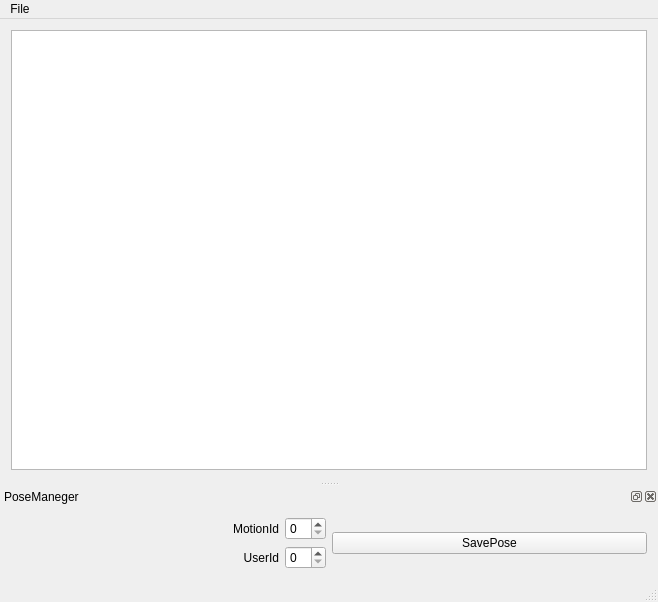
Before: the Qt Designer form src/RDP/MotionCapture/MotionCapture.ui in DaikiMaekawa/RoboticsProject, drawn with Qt 5.
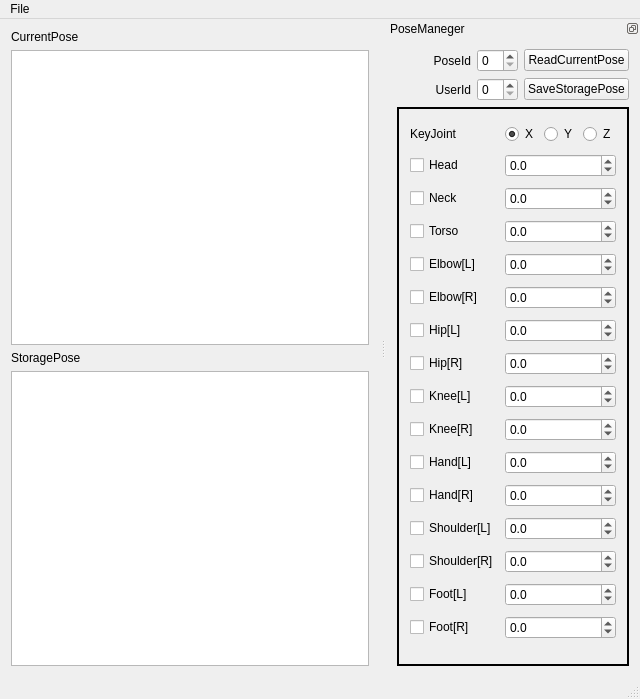
After: the same form once the commit is applied.

Commit message: MotionCapture corresponds to the 3D

The edit to the form file:
```diff
--- a/src/RDP/MotionCapture/MotionCapture.ui
+++ b/src/RDP/MotionCapture/MotionCapture.ui
@@ -6,8 +6,8 @@
    <rect>
     <x>0</x>
     <y>0</y>
-    <width>658</width>
-    <height>602</height>
+    <width>640</width>
+    <height>699</height>
    </rect>
   </property>
   <property name="windowTitle">
@@ -16,7 +16,24 @@
   <widget class="QWidget" name="centralWidget">
    <layout class="QGridLayout" name="gridLayout">
     <item row="0" column="0">
-     <widget class="QGraphicsView" name="graphicsView"/>
+     <widget class="QLabel" name="label_18">
+      <property name="text">
+       <string>CurrentPose</string>
+      </property>
+     </widget>
+    </item>
+    <item row="1" column="0">
+     <widget class="QGraphicsView" name="graphicsCurrent"/>
+    </item>
+    <item row="3" column="0">
+     <widget class="QGraphicsView" name="graphicsStorage"/>
+    </item>
+    <item row="2" column="0">
+     <widget class="QLabel" name="label_19">
+      <property name="text">
+       <string>StoragePose</string>
+      </property>
+     </widget>
     </item>
    </layout>
   </widget>
@@ -25,7 +42,7 @@
     <rect>
      <x>0</x>
      <y>0</y>
-     <width>658</width>
+     <width>640</width>
      <height>25</height>
     </rect>
    </property>
@@ -49,20 +66,26 @@
    <property name="styleSheet">
     <string notr="true"/>
    </property>
+   <property name="features">
+    <set>QDockWidget::DockWidgetFloatable|QDockWidget::DockWidgetMovable</set>
+   </property>
+   <property name="allowedAreas">
+    <set>Qt::AllDockWidgetAreas</set>
+   </property>
    <property name="windowTitle">
     <string>PoseManeger</string>
    </property>
    <attribute name="dockWidgetArea">
-    <number>8</number>
+    <number>2</number>
    </attribute>
    <widget class="QWidget" name="dockWidgetContents">
     <layout class="QGridLayout" name="gridLayout_2">
-     <item row="2" column="0">
+     <item row="0" column="1">
       <layout class="QGridLayout" name="gridLayout_3">
        <item row="0" column="0">
         <widget class="QLabel" name="label">
          <property name="text">
-          <string>MotionId</string>
+          <string>PoseId</string>
          </property>
          <property name="alignment">
           <set>Qt::AlignRight|Qt::AlignTrailing|Qt::AlignVCenter</set>
@@ -92,13 +115,388 @@
        <item row="1" column="1">
         <widget class="QSpinBox" name="spinUserId"/>
        </item>
+       <item row="0" column="2">
+        <widget class="QPushButton" name="pushReadPose">
+         <property name="text">
+          <string>ReadCurrentPose</string>
+         </property>
+        </widget>
+       </item>
+       <item row="1" column="2">
+        <widget class="QPushButton" name="pushSavePose">
+         <property name="text">
+          <string>SaveStoragePose</string>
+         </property>
+        </widget>
+       </item>
       </layout>
      </item>
-     <item row="2" column="1">
-      <widget class="QPushButton" name="pushSavePose">
-       <property name="text">
-        <string>SavePose</string>
+     <item row="5" column="1">
+      <widget class="QFrame" name="frame">
+       <property name="frameShape">
+        <enum>QFrame::WinPanel</enum>
        </property>
+       <property name="frameShadow">
+        <enum>QFrame::Plain</enum>
+       </property>
+       <layout class="QGridLayout" name="gridLayout_5">
+        <item row="8" column="1">
+         <widget class="QDoubleSpinBox" name="spinHipR">
+          <property name="decimals">
+           <number>1</number>
+          </property>
+          <property name="minimum">
+           <double>-1000.000000000000000</double>
+          </property>
+          <property name="maximum">
+           <double>1000.000000000000000</double>
+          </property>
+         </widget>
+        </item>
+        <item row="12" column="1">
+         <widget class="QDoubleSpinBox" name="spinHandR">
+          <property name="decimals">
+           <number>1</number>
+          </property>
+          <property name="minimum">
+           <double>-1000.000000000000000</double>
+          </property>
+          <property name="maximum">
+           <double>1000.000000000000000</double>
+          </property>
+         </widget>
+        </item>
+        <item row="13" column="1">
+         <widget class="QDoubleSpinBox" name="spinShoulderL">
+          <property name="decimals">
+           <number>1</number>
+          </property>
+          <property name="minimum">
+           <double>-1000.000000000000000</double>
+          </property>
+          <property name="maximum">
+           <double>1000.000000000000000</double>
+          </property>
+         </widget>
+        </item>
+        <item row="3" column="1">
+         <widget class="QDoubleSpinBox" name="spinNeck">
+          <property name="decimals">
+           <number>1</number>
+          </property>
+          <property name="minimum">
+           <double>-1000.000000000000000</double>
+          </property>
+          <property name="maximum">
+           <double>1000.000000000000000</double>
+          </property>
+         </widget>
+        </item>
+        <item row="9" column="1">
+         <widget class="QDoubleSpinBox" name="spinKneeL">
+          <property name="decimals">
+           <number>1</number>
+          </property>
+          <property name="minimum">
+           <double>-1000.000000000000000</double>
+          </property>
+          <property name="maximum">
+           <double>1000.000000000000000</double>
+          </property>
+         </widget>
+        </item>
+        <item row="7" column="1">
+         <widget class="QDoubleSpinBox" name="spinHipL">
+          <property name="decimals">
+           <number>1</number>
+          </property>
+          <property name="minimum">
+           <double>-1000.000000000000000</double>
+          </property>
+          <property name="maximum">
+           <double>1000.000000000000000</double>
+          </property>
+         </widget>
+        </item>
+        <item row="2" column="1">
+         <widget class="QDoubleSpinBox" name="spinHead">
+          <property name="sizePolicy">
+           <sizepolicy hsizetype="Minimum" vsizetype="Fixed">
+            <horstretch>0</horstretch>
+            <verstretch>0</verstretch>
+           </sizepolicy>
+          </property>
+          <property name="decimals">
+           <number>1</number>
+          </property>
+          <property name="minimum">
+           <double>-1000.000000000000000</double>
+          </property>
+          <property name="maximum">
+           <double>1000.000000000000000</double>
+          </property>
+         </widget>
+        </item>
+        <item row="12" column="0">
+         <widget class="QCheckBox" name="checkHandR">
+          <property name="text">
+           <string>Hand[R]</string>
+          </property>
+         </widget>
+        </item>
+        <item row="11" column="1">
+         <widget class="QDoubleSpinBox" name="spinHandL">
+          <property name="decimals">
+           <number>1</number>
+          </property>
+          <property name="minimum">
+           <double>-1000.000000000000000</double>
+          </property>
+          <property name="maximum">
+           <double>1000.000000000000000</double>
+          </property>
+         </widget>
+        </item>
+        <item row="6" column="1">
+         <widget class="QDoubleSpinBox" name="spinElbowR">
+          <property name="decimals">
+           <number>1</number>
+          </property>
+          <property name="minimum">
+           <double>-1000.000000000000000</double>
+          </property>
+          <property name="maximum">
+           <double>1000.000000000000000</double>
+          </property>
+         </widget>
+        </item>
+        <item row="10" column="1">
+         <widget class="QDoubleSpinBox" name="spinKneeR">
+          <property name="decimals">
+           <number>1</number>
+          </property>
+          <property name="minimum">
+           <double>-1000.000000000000000</double>
+          </property>
+          <property name="maximum">
+           <double>1000.000000000000000</double>
+          </property>
+         </widget>
+        </item>
+        <item row="16" column="1">
+         <widget class="QDoubleSpinBox" name="spinFootR">
+          <property name="decimals">
+           <number>1</number>
+          </property>
+          <property name="minimum">
+           <double>-1000.000000000000000</double>
+          </property>
+          <property name="maximum">
+           <double>1000.000000000000000</double>
+          </property>
+         </widget>
+        </item>
+        <item row="4" column="1">
+         <widget class="QDoubleSpinBox" name="spinTorso">
+          <property name="decimals">
+           <number>1</number>
+          </property>
+          <property name="minimum">
+           <double>-1000.000000000000000</double>
+          </property>
+          <property name="maximum">
+           <double>1000.000000000000000</double>
+          </property>
+         </widget>
+        </item>
+        <item row="15" column="1">
+         <widget class="QDoubleSpinBox" name="spinFootL">
+          <property name="decimals">
+           <number>1</number>
+          </property>
+          <property name="minimum">
+           <double>-1000.000000000000000</double>
+          </property>
+          <property name="maximum">
+           <double>1000.000000000000000</double>
+          </property>
+         </widget>
+        </item>
+        <item row="5" column="1">
+         <widget class="QDoubleSpinBox" name="spinElbowL">
+          <property name="decimals">
+           <number>1</number>
+          </property>
+          <property name="minimum">
+           <double>-1000.000000000000000</double>
+          </property>
+          <property name="maximum">
+           <double>1000.000000000000000</double>
+          </property>
+         </widget>
+        </item>
+        <item row="14" column="1">
+         <widget class="QDoubleSpinBox" name="spinShoulderR">
+          <property name="decimals">
+           <number>1</number>
+          </property>
+          <property name="minimum">
+           <double>-1000.000000000000000</double>
+          </property>
+          <property name="maximum">
+           <double>1000.000000000000000</double>
+          </property>
+         </widget>
+        </item>
+        <item row="11" column="0">
+         <widget class="QCheckBox" name="checkHandL">
+          <property name="text">
+           <string>Hand[L]</string>
+          </property>
+         </widget>
+        </item>
+        <item row="2" column="0">
+         <widget class="QCheckBox" name="checkHead">
+          <property name="text">
+           <string>Head</string>
+          </property>
+         </widget>
+        </item>
+        <item row="13" column="0">
+         <widget class="QCheckBox" name="checkShoulderL">
+          <property name="text">
+           <string>Shoulder[L]</string>
+          </property>
+         </widget>
+        </item>
+        <item row="7" column="0">
+         <widget class="QCheckBox" name="checkHipL">
+          <property name="text">
+           <string>Hip[L]</string>
+          </property>
+         </widget>
+        </item>
+        <item row="6" column="0">
+         <widget class="QCheckBox" name="checkElbowR">
+          <property name="text">
+           <string>Elbow[R]</string>
+          </property>
+         </widget>
+        </item>
+        <item row="10" column="0">
+         <widget class="QCheckBox" name="checkKneeR">
+          <property name="text">
+           <string>Knee[R]</string>
+          </property>
+         </widget>
+        </item>
+        <item row="4" column="0">
+         <widget class="QCheckBox" name="checkTorso">
+          <property name="text">
+           <string>Torso</string>
+          </property>
+         </widget>
+        </item>
+        <item row="8" column="0">
+         <widget class="QCheckBox" name="checkHipR">
+          <property name="text">
+           <string>Hip[R]</string>
+          </property>
+         </widget>
+        </item>
+        <item row="9" column="0">
+         <widget class="QCheckBox" name="checkKneeL">
+          <property name="text">
+           <string>Knee[L]</string>
+          </property>
+         </widget>
+        </item>
+        <item row="3" column="0">
+         <widget class="QCheckBox" name="checkNeck">
+          <property name="text">
+           <string>Neck</string>
+          </property>
+         </widget>
+        </item>
+        <item row="5" column="0">
+         <widget class="QCheckBox" name="checkElbowL">
+          <property name="text">
+           <string>Elbow[L]</string>
+          </property>
+         </widget>
+        </item>
+        <item row="14" column="0">
+         <widget class="QCheckBox" name="checkShoulderR">
+          <property name="text">
+           <string>Shoulder[R]</string>
+          </property>
+         </widget>
+        </item>
+        <item row="15" column="0">
+         <widget class="QCheckBox" name="checkFootL">
+          <property name="text">
+           <string>Foot[L]</string>
+          </property>
+         </widget>
+        </item>
+        <item row="16" column="0">
+         <widget class="QCheckBox" name="checkFootR">
+          <property name="text">
+           <string>Foot[R]</string>
+          </property>
+         </widget>
+        </item>
+        <item row="1" column="0">
+         <widget class="QLabel" name="label_20">
+          <property name="sizePolicy">
+           <sizepolicy hsizetype="Maximum" vsizetype="Preferred">
+            <horstretch>0</horstretch>
+            <verstretch>0</verstretch>
+           </sizepolicy>
+          </property>
+          <property name="text">
+           <string>KeyJoint</string>
+          </property>
+         </widget>
+        </item>
+        <item row="1" column="1">
+         <layout class="QHBoxLayout" name="horizontalLayout">
+          <item>
+           <widget class="QRadioButton" name="radioX">
+            <property name="enabled">
+             <bool>true</bool>
+            </property>
+            <property name="sizePolicy">
+             <sizepolicy hsizetype="Minimum" vsizetype="Fixed">
+              <horstretch>0</horstretch>
+              <verstretch>0</verstretch>
+             </sizepolicy>
+            </property>
+            <property name="text">
+             <string>X</string>
+            </property>
+            <property name="checked">
+             <bool>true</bool>
+            </property>
+           </widget>
+          </item>
+          <item>
+           <widget class="QRadioButton" name="radioY">
+            <property name="text">
+             <string>Y</string>
+            </property>
+           </widget>
+          </item>
+          <item>
+           <widget class="QRadioButton" name="radioZ">
+            <property name="text">
+             <string>Z</string>
+            </property>
+           </widget>
+          </item>
+         </layout>
+        </item>
+       </layout>
       </widget>
      </item>
     </layout>
```
Left out of the diff: 6 changed lines with no effect on the pictures. The commit also changes 8 other files.
